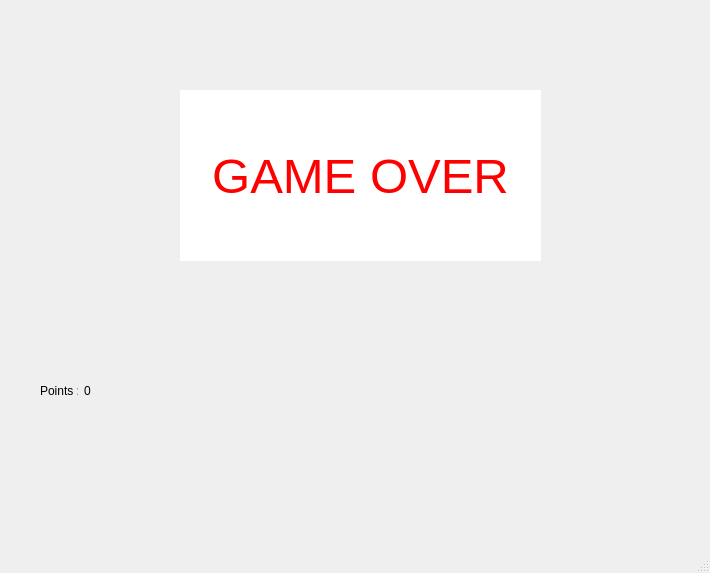
First picture: the form in hand_app/mainwindow.ui, repository Mathunder/tse_hand_project, before the edit.
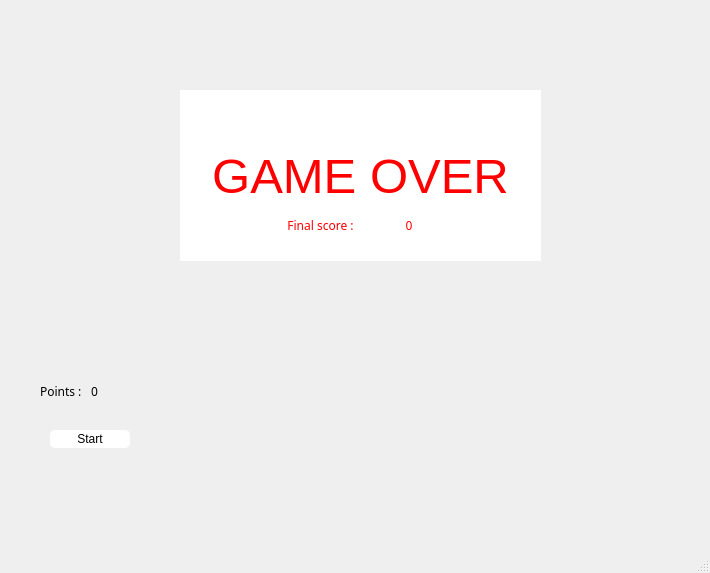
Second picture: the form after the edit. Custom widgets are drawn as their Qt base class.

Commit message: restart function

Patch:
```diff
--- a/hand_app/mainwindow.ui
+++ b/hand_app/mainwindow.ui
@@ -50,6 +50,54 @@
       <set>Qt::AlignCenter</set>
      </property>
     </widget>
+    <widget class="QWidget" name="horizontalLayoutWidget_2">
+     <property name="geometry">
+      <rect>
+       <x>269</x>
+       <y>190</y>
+       <width>171</width>
+       <height>51</height>
+      </rect>
+     </property>
+     <layout class="QHBoxLayout" name="horizontalLayout_2">
+      <item>
+       <widget class="QLabel" name="label_final_score_title">
+        <property name="font">
+         <font>
+          <family>8514oem</family>
+         </font>
+        </property>
+        <property name="styleSheet">
+         <string notr="true">color: red;</string>
+        </property>
+        <property name="text">
+         <string>Final score :</string>
+        </property>
+        <property name="alignment">
+         <set>Qt::AlignCenter</set>
+        </property>
+       </widget>
+      </item>
+      <item>
+       <widget class="QLabel" name="label_final_score">
+        <property name="font">
+         <font>
+          <family>8514oem</family>
+         </font>
+        </property>
+        <property name="styleSheet">
+         <string notr="true">color: red;</string>
+        </property>
+        <property name="text">
+         <string>0</string>
+        </property>
+        <property name="alignment">
+         <set>Qt::AlignCenter</set>
+        </property>
+       </widget>
+      </item>
+     </layout>
+    </widget>
    </widget>
    <widget class="Camera" name="camera_widget" native="true">
     <property name="enabled">
@@ -69,13 +117,18 @@
      <rect>
       <x>40</x>
       <y>380</y>
-      <width>51</width>
-      <height>21</height>
+      <width>96</width>
+      <height>22</height>
      </rect>
     </property>
     <layout class="QHBoxLayout" name="horizontalLayout">
      <item>
       <widget class="QLabel" name="label_points_title">
+       <property name="font">
+        <font>
+         <family>8514oem</family>
+        </font>
+       </property>
        <property name="text">
         <string>Points :</string>
        </property>
@@ -83,6 +136,11 @@
      </item>
      <item>
       <widget class="QLabel" name="label_points">
+       <property name="font">
+        <font>
+         <family>8514oem</family>
+        </font>
+       </property>
        <property name="text">
         <string>0</string>
        </property>
@@ -90,6 +148,25 @@
      </item>
     </layout>
    </widget>
+   <widget class="QPushButton" name="restart_button">
+    <property name="geometry">
+     <rect>
+      <x>50</x>
+      <y>430</y>
+      <width>80</width>
+      <height>18</height>
+     </rect>
+    </property>
+    <property name="styleSheet">
+     <string notr="true">border-radius: 5px;
+background-color: white;
+color: black;
+border-color: black;</string>
+    </property>
+    <property name="text">
+     <string>Start</string>
+    </property>
+   </widget>
   </widget>
   <widget class="QMenuBar" name="menubar">
    <property name="geometry">
```
The commit also changes 2 other files.
